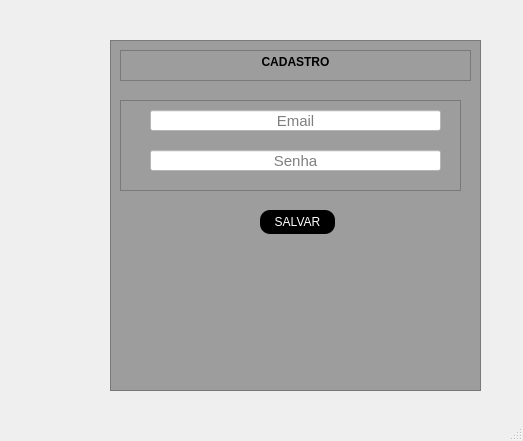
Before: the Qt Designer form Qt Desiner/trabalho desktop/ui/cadastro.ui in rodrigo570282/htdocs, drawn with Qt 5.
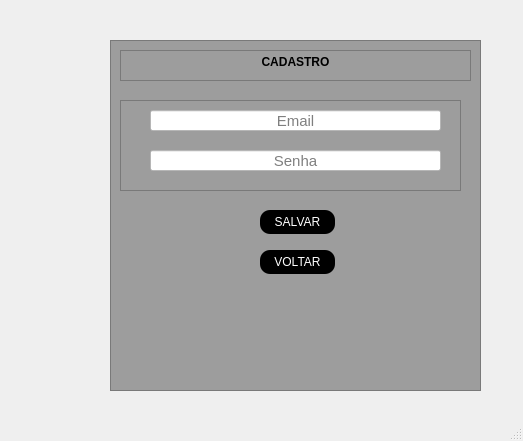
After: the same form once the commit is applied.

The edit to the form file:
```diff
--- a/Qt Desiner/trabalho desktop/ui/cadastro.ui
+++ b/Qt Desiner/trabalho desktop/ui/cadastro.ui
@@ -145,6 +145,35 @@
       <string>SALVAR</string>
      </property>
     </widget>
+    <widget class="QPushButton" name="pushButton_3">
+     <property name="geometry">
+      <rect>
+       <x>150</x>
+       <y>210</y>
+       <width>75</width>
+       <height>24</height>
+      </rect>
+     </property>
+     <property name="cursor">
+      <cursorShape>PointingHandCursor</cursorShape>
+     </property>
+     <property name="styleSheet">
+      <string notr="true">QPushButton{
+
+	background-color: rgb(0, 0, 0);
+	color: rgb(255, 255, 255);
+	border-radius:10px
+
+}
+QPushButton:hover{
+	background-color: rgb(255, 255, 255);
+	color: rgb(0, 0, 0);
+}</string>
+     </property>
+     <property name="text">
+      <string>VOLTAR</string>
+     </property>
+    </widget>
    </widget>
   </widget>
   <widget class="QStatusBar" name="statusbar"/>
```
